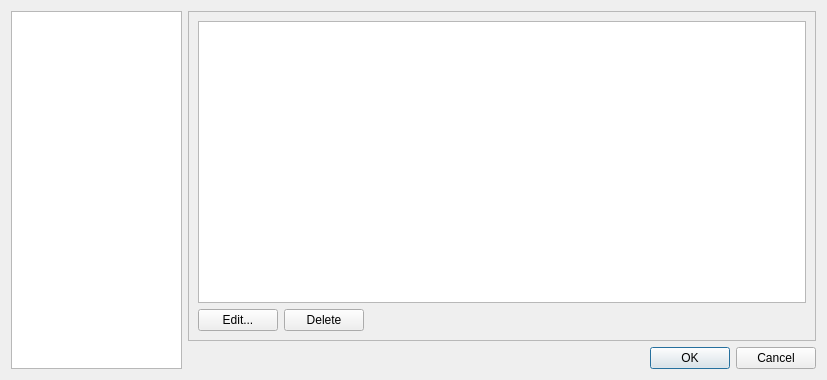
First picture: the form in settingsdlg.ui, repository kernel1024/jpreader, before the edit.
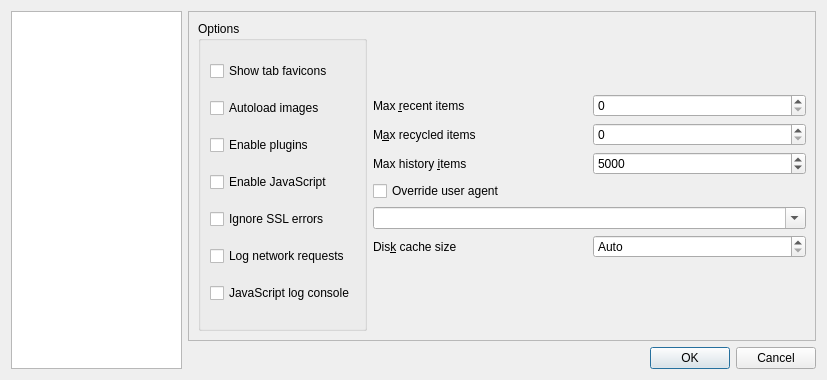
Second picture: the form after the edit. The open tabs and pages were chosen to show the change.

Commit message: Bookmarks manager integrated from Qt Demo Browser.

The edit to the form file:
```diff
--- a/settingsdlg.ui
+++ b/settingsdlg.ui
@@ -166,27 +166,6 @@
              </item>
             </layout>
            </item>
-           <item>
-            <layout class="QHBoxLayout" name="horizontalLayout_32">
-             <item>
-              <widget class="QLabel" name="label_34">
-               <property name="text">
-                <string>&amp;Max visible bookmarks items</string>
-               </property>
-               <property name="buddy">
-                <cstring>spinMaxBookmarksCnt</cstring>
-               </property>
-              </widget>
-             </item>
-             <item>
-              <widget class="QSpinBox" name="spinMaxBookmarksCnt">
-               <property name="minimum">
-                <number>1</number>
-               </property>
-              </widget>
-             </item>
-            </layout>
-           </item>
            <item>
             <layout class="QVBoxLayout" name="verticalLayout_18">
              <item>
@@ -1308,48 +1287,6 @@
          </item>
         </layout>
        </widget>
-       <widget class="QWidget" name="tab_3">
-        <layout class="QVBoxLayout" name="verticalLayout_5">
-         <item>
-          <widget class="QListWidget" name="listBookmarks">
-           <property name="selectionMode">
-            <enum>QAbstractItemView::ExtendedSelection</enum>
-           </property>
-          </widget>
-         </item>
-         <item>
-          <layout class="QHBoxLayout" name="horizontalLayout_10">
-           <item>
-            <widget class="QPushButton" name="buttonEditBookmark">
-             <property name="text">
-              <string>Edit...</string>
-             </property>
-            </widget>
-           </item>
-           <item>
-            <widget class="QPushButton" name="buttonDelBookmark">
-             <property name="text">
-              <string>Delete</string>
-             </property>
-            </widget>
-           </item>
-           <item>
-            <spacer name="horizontalSpacer_3">
-             <property name="orientation">
-              <enum>Qt::Horizontal</enum>
-             </property>
-             <property name="sizeHint" stdset="0">
-              <size>
-               <width>40</width>
-               <height>20</height>
-              </size>
-             </property>
-            </spacer>
-           </item>
-          </layout>
-         </item>
-        </layout>
-       </widget>
        <widget class="QWidget" name="tab_5">
         <layout class="QVBoxLayout" name="verticalLayout_8">
          <item>
```
Left out of the diff: 4 changed lines with no effect on the pictures. The commit also changes 22 other files.
